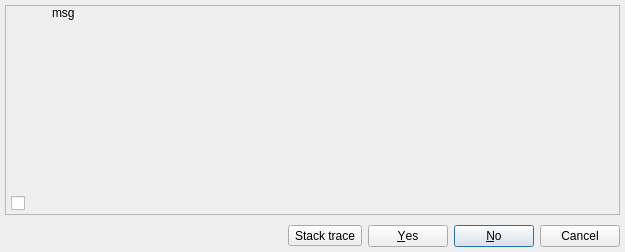
This is libs/libgui/ui/messagebox.ui in pgmodeler/pgmodeler as Qt 5 draws it before an edit. The edited form follows.
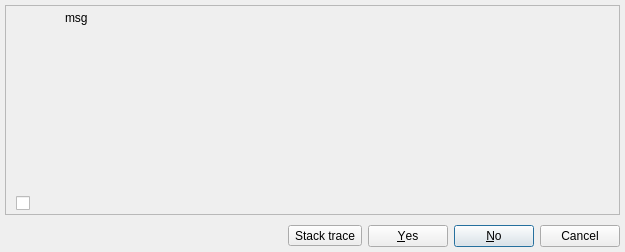
This is the edited form. Icons and pictures are not drawn.

What changed in the file:
```diff
--- a/libs/libgui/ui/messagebox.ui
+++ b/libs/libgui/ui/messagebox.ui
@@ -107,13 +107,13 @@
         <widget class="QWidget" name="pg1_4">
          <layout class="QGridLayout" name="gridLayout_6">
           <property name="leftMargin">
-           <number>0</number>
+           <number>5</number>
           </property>
           <property name="topMargin">
-           <number>0</number>
+           <number>5</number>
           </property>
           <property name="rightMargin">
-           <number>0</number>
+           <number>5</number>
           </property>
           <property name="bottomMargin">
            <number>0</number>
@@ -122,14 +122,14 @@
            <widget class="QLabel" name="icon_lbl">
             <property name="minimumSize">
              <size>
-              <width>40</width>
-              <height>40</height>
+              <width>48</width>
+              <height>48</height>
              </size>
             </property>
             <property name="maximumSize">
              <size>
-              <width>40</width>
-              <height>40</height>
+              <width>48</width>
+              <height>48</height>
              </size>
             </property>
             <property name="text">
```
Left out of the diff: 4 changed lines with no effect on the pictures.
